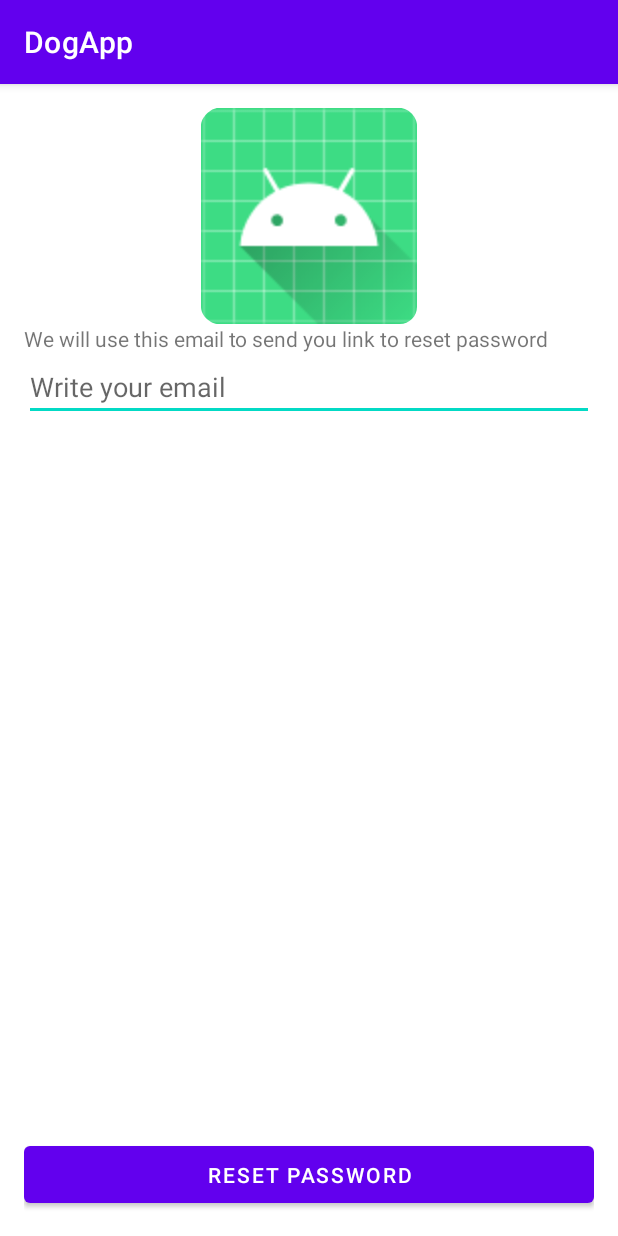
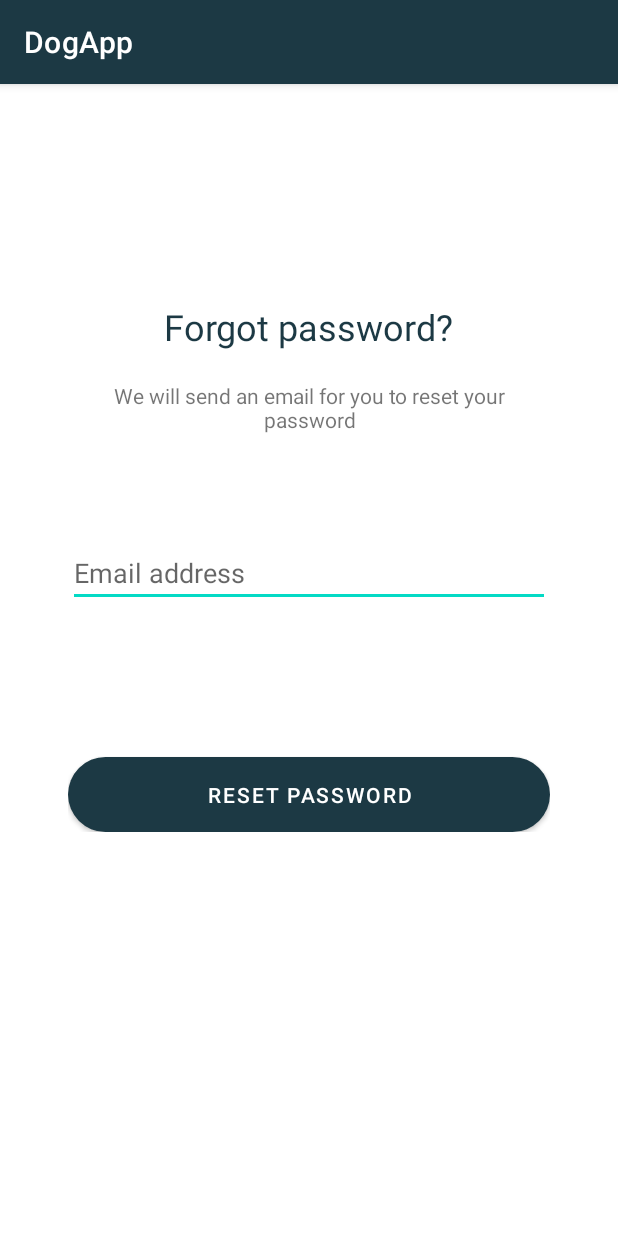
Before and after one commit to andreeabuzuriu11/DogApp, an Android app: the ForgotPasswordActivity screen opened directly, with no data from a screen before it, on a phone screen of 412 x 824 dp. Run offline under Robolectric (Android 15) with nearby library versions, the phone set to English and light mode, and no system bars; our stand-ins replace data binding.

Commit message:
Changed alignment and colors

```diff
--- a/app/src/main/res/drawable/rounded_button.xml
+++ b/app/src/main/res/drawable/rounded_button.xml
@@ -1,6 +1,6 @@
 <?xml version="1.0" encoding="utf-8"?>
 <shape xmlns:android="http://schemas.android.com/apk/res/android"
     android:shape="rectangle" android:padding="10dp">
-    <solid android:color="#49C8FF"/>
-    <corners android:radius="10dp"/>
+    <solid android:color="@color/dark_green"/>
+    <corners android:radius="70dp"/>
 </shape>
--- a/app/src/main/res/layout/activity_forgot_password.xml
+++ b/app/src/main/res/layout/activity_forgot_password.xml
@@ -12,26 +12,32 @@
 
     <RelativeLayout
         android:layout_width="match_parent"
-        android:layout_height="match_parent"
+        android:layout_height="wrap_content"
+        android:paddingTop="100dp"
         android:layout_marginHorizontal="@dimen/activity_horizontal_margin"
         android:layout_marginVertical="@dimen/activity_vertical_margin">
 
-        <ImageView
-            android:id="@+id/forget_password_logo"
-            android:layout_width="144dp"
-            android:layout_height="144dp"
+        <TextView
+            android:id="@+id/text_view_forgot_password"
+            android:textColor="@color/dark_green"
+            android:layout_width="wrap_content"
+            android:layout_height="wrap_content"
             android:layout_centerHorizontal="true"
-            android:src="@mipmap/ic_launcher" />
+            android:textSize="24dp"
+            android:text="Forgot password?"/>
 
         <TextView
+            android:layout_marginTop="20dp"
             android:id="@+id/forget_password_sub_title"
+            android:textAlignment="center"
             android:layout_width="match_parent"
             android:layout_height="wrap_content"
-            android:layout_below="@id/forget_password_logo"
             android:layout_alignParentRight="true"
+            android:layout_below="@id/text_view_forgot_password"
             android:text="@string/forget_password_guid" />
 
         <EditText
+            android:layout_marginTop="70dp"
             android:layout_below="@id/forget_password_sub_title"
             android:id="@+id/login_email_edit_text"
             android:layout_width="match_parent"
@@ -41,9 +47,11 @@
             android:text="@={viewModel.email}" />
 
         <Button
+            android:background="@drawable/rounded_button"
             android:layout_width="match_parent"
             android:layout_height="@dimen/button_height"
-            android:layout_alignParentBottom="true"
+            android:layout_below="@id/login_email_edit_text"
+            android:layout_marginTop="100dp"
             android:onClick="@{()->viewModel.sendPasswordResetRequest()}"
             android:text="Reset password"
             android:textColor="@color/white" />
@@ -56,7 +64,8 @@
             android:clickable="true"
             android:focusable="true"
 
-            android:visibility="@{viewModel.isLoadingViewVisible ? View.VISIBLE : View.GONE}" >
+            android:visibility="@{viewModel.isLoadingViewVisible ? View.VISIBLE : View.GONE}">
+
             <ProgressBar
                 android:layout_width="150dp"
                 android:layout_height="150dp"
--- a/app/src/main/res/values/colors.xml
+++ b/app/src/main/res/values/colors.xml
@@ -8,4 +8,5 @@
     <color name="black">#FF000000</color>
     <color name="white">#FFFFFFFF</color>
     <color name="white_overlay">#66ffffff</color>
+    <color name="dark_green">#1C3944</color>
 </resources>
--- a/app/src/main/res/values/dimens.xml
+++ b/app/src/main/res/values/dimens.xml
@@ -1,7 +1,7 @@
 <?xml version="1.0" encoding="utf-8"?>
 <resources>
-    <dimen name="activity_horizontal_margin">16dp</dimen>
-    <dimen name="activity_vertical_margin">16dp</dimen>
+    <dimen name="activity_horizontal_margin">45dp</dimen>
+    <dimen name="activity_vertical_margin">45dp</dimen>
     <dimen name="normal_size">18dp</dimen>
     <dimen name="button_height">50dp</dimen>
 </resources>
--- a/app/src/main/res/values/strings.xml
+++ b/app/src/main/res/values/strings.xml
@@ -6,13 +6,15 @@
     <string name="email_hint">Email</string>
     <string name="password_hint">Password</string>
     <string name="forget_password">Forgot Password?</string>
-    <string name="login_text">Log in</string>
+    <string name="login_text"><u>Log in</u></string>
+    <string name="login_button_text">Log in</string>
     <string name="or_text">or</string>
     <string name="dont_have_account">Don\'t have an account?</string>
     <string name="register_button_text">Register</string>
+    <string name="register_text"><u>Register now</u></string>
     <string name="confirm_password_hint">Confirm password</string>
     <string name="already_registered_hint">Already have an account?</string>
-    <string name="forget_password_guid">We will use this email to send you link to reset password</string>
-    <string name="write_email_hint">Write your email</string>
+    <string name="forget_password_guid">We will send an email for you to reset your password</string>
+    <string name="write_email_hint">Email address</string>
 
 </resources>
--- a/app/src/main/res/values/themes.xml
+++ b/app/src/main/res/values/themes.xml
@@ -2,8 +2,8 @@
     <!-- Base application theme. -->
     <style name="Theme.DogApp" parent="Theme.MaterialComponents.DayNight.DarkActionBar">
         <!-- Primary brand color. -->
-        <item name="colorPrimary">@color/purple_500</item>
-        <item name="colorPrimaryVariant">@color/purple_700</item>
+        <item name="colorPrimary">@color/dark_green</item>
+        <item name="colorPrimaryVariant">@color/dark_green</item>
         <item name="colorOnPrimary">@color/white</item>
         <!-- Secondary brand color. -->
         <item name="colorSecondary">@color/teal_200</item>
```
Also changed, not shown: app/src/main/res/layout/activity_login.xml (+10 -6 lines), app/src/main/res/layout/activity_register.xml (+4 -3 lines).
